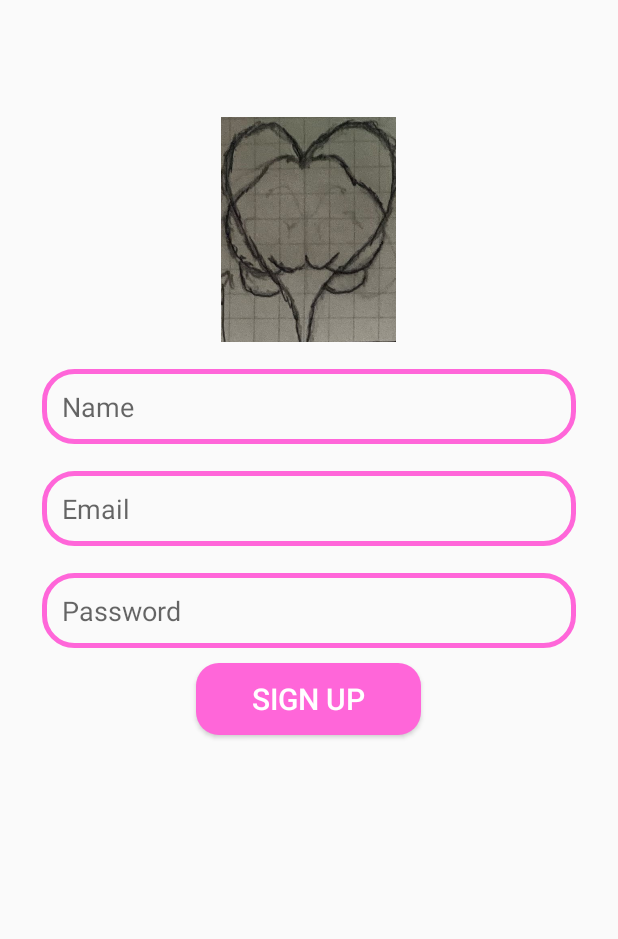
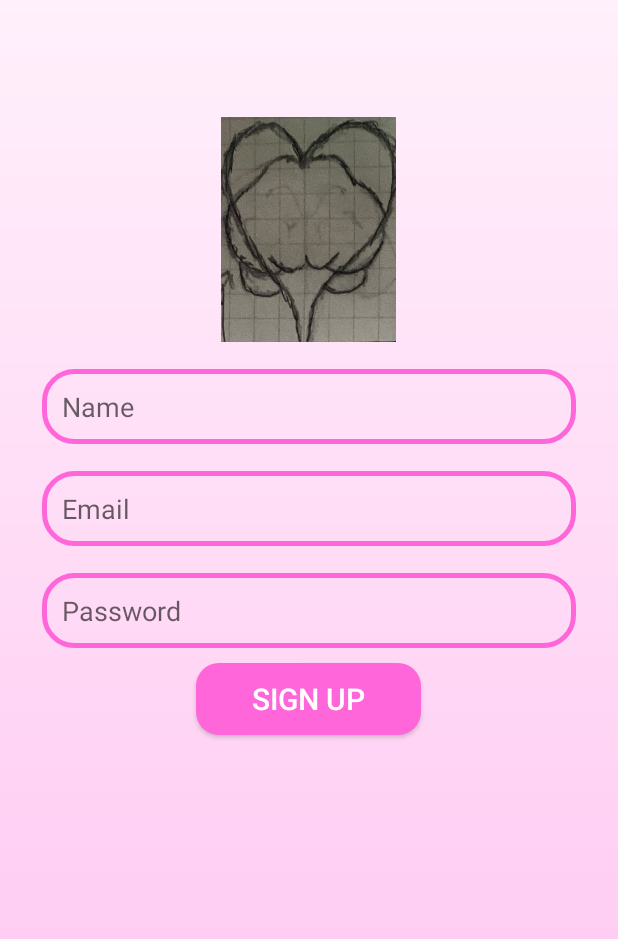
Before and after one commit to HiJohnCurtis/Mindful_App, an Android app built with Jetpack Compose: the SignUpN screen opened directly, with no data from a screen before it, on a phone screen of 412 x 824 dp. Shown: the top 939 px of the screen. Run offline under Robolectric (Android 15) with nearby library versions, the phone set to English and light mode, and no system bars; our stand-ins replace Firebase (no records; nobody signed in at launch, a user with empty details on screens opened directly).

Commit message:
Changed background on Login, Main and Signup to fit theme

```diff
--- /dev/null
+++ b/app/src/main/res/drawable/gradient_drwble.xml
@@ -0,0 +1,11 @@
+<?xml version="1.0" encoding="utf-8"?>
+<shape
+    android:shape = "rectangle"
+    xmlns:android = "http://schemas.android.com/apk/res/android" >
+
+    <gradient
+        android:startColor = "@color/ultraLight_pink"
+        android:endColor = "@color/light_pink"
+        android:angle = "270"
+        android:type = "linear" />
+</shape>
--- a/app/src/main/res/layout/activity_login_n.xml
+++ b/app/src/main/res/layout/activity_login_n.xml
@@ -1,6 +1,7 @@
 <?xml version="1.0" encoding="utf-8"?>
 <RelativeLayout xmlns:android="http://schemas.android.com/apk/res/android"
     xmlns:app="http://schemas.android.com/apk/res-auto"
+    android:background = "@drawable/gradient_drwble"
     xmlns:tools="http://schemas.android.com/tools"
     android:layout_width="match_parent"
     android:layout_height="match_parent"
--- a/app/src/main/res/layout/activity_main_n.xml
+++ b/app/src/main/res/layout/activity_main_n.xml
@@ -1,6 +1,7 @@
 <?xml version="1.0" encoding="utf-8"?>
 <RelativeLayout xmlns:android="http://schemas.android.com/apk/res/android"
     xmlns:app="http://schemas.android.com/apk/res-auto"
+    android:background = "@color/ultraLight_pink"
     xmlns:tools="http://schemas.android.com/tools"
     android:layout_width="match_parent"
     android:layout_height="match_parent"
--- a/app/src/main/res/layout/activity_sign_up_n.xml
+++ b/app/src/main/res/layout/activity_sign_up_n.xml
@@ -1,6 +1,7 @@
 <?xml version="1.0" encoding="utf-8"?>
 <RelativeLayout xmlns:android="http://schemas.android.com/apk/res/android"
     xmlns:app="http://schemas.android.com/apk/res-auto"
+    android:background = "@drawable/gradient_drwble"
     xmlns:tools="http://schemas.android.com/tools"
     android:layout_width="match_parent"
     android:layout_height="match_parent"
--- a/app/src/main/res/values/colors.xml
+++ b/app/src/main/res/values/colors.xml
@@ -8,4 +8,6 @@
     <color name="black">#FF000000</color>
     <color name="white">#FFFFFFFF</color>
     <color name="pink">#ff66d9</color>
+    <color name="light_pink">#ffc2f0</color>
+    <color name="ultraLight_pink">#fff0fb</color>
 </resources>
```
